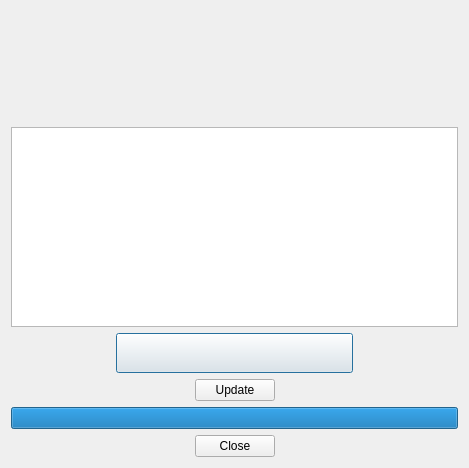
The window that forms/UpdatesDialog.ui (frontiersi/Cliniface) describes before a commit, drawn with Qt 5.
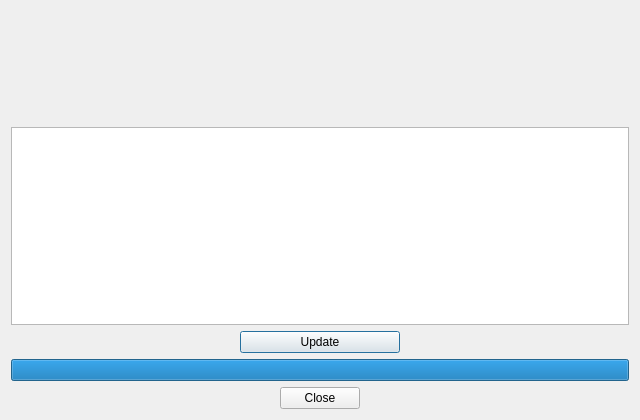
The same window after the commit. Icons and pictures are not drawn.

What changed in the file:
```diff
--- a/forms/UpdatesDialog.ui
+++ b/forms/UpdatesDialog.ui
@@ -6,8 +6,8 @@
    <rect>
     <x>0</x>
     <y>0</y>
-    <width>469</width>
-    <height>468</height>
+    <width>640</width>
+    <height>420</height>
    </rect>
   </property>
   <property name="sizePolicy">
@@ -18,16 +18,16 @@
   </property>
   <property name="minimumSize">
    <size>
-    <width>0</width>
+    <width>640</width>
     <height>0</height>
    </size>
   </property>
   <property name="windowTitle">
    <string>Cliniface | Updates</string>
   </property>
-  <layout class="QVBoxLayout" name="verticalLayout" stretch="0,1,0,0,0,0">
+  <layout class="QVBoxLayout" name="verticalLayout" stretch="0,1,0,0,0">
    <property name="sizeConstraint">
-    <enum>QLayout::SetDefaultConstraint</enum>
+    <enum>QLayout::SetMinimumSize</enum>
    </property>
    <item>
     <layout class="QHBoxLayout" name="horizontalLayout">
@@ -87,109 +87,16 @@
    <item>
     <widget class="QTextBrowser" name="updateDetails">
      <property name="sizePolicy">
-      <sizepolicy hsizetype="MinimumExpanding" vsizetype="MinimumExpanding">
+      <sizepolicy hsizetype="Expanding" vsizetype="Minimum">
        <horstretch>0</horstretch>
-       <verstretch>1</verstretch>
+       <verstretch>0</verstretch>
       </sizepolicy>
      </property>
-     <property name="minimumSize">
-      <size>
-       <width>0</width>
-       <height>0</height>
-      </size>
-     </property>
-     <property name="maximumSize">
-      <size>
-       <width>16777215</width>
-       <height>16777215</height>
-      </size>
-     </property>
-     <property name="contextMenuPolicy">
-      <enum>Qt::NoContextMenu</enum>
-     </property>
-     <property name="html">
-      <string>&lt;!DOCTYPE HTML PUBLIC &quot;-//W3C//DTD HTML 4.0//EN&quot; &quot;http://www.w3.org/TR/REC-html40/strict.dtd&quot;&gt;
-&lt;html&gt;&lt;head&gt;&lt;meta name=&quot;qrichtext&quot; content=&quot;1&quot; /&gt;&lt;style type=&quot;text/css&quot;&gt;
-p, li { white-space: pre-wrap; }
-&lt;/style&gt;&lt;/head&gt;&lt;body style=&quot; font-family:'Ubuntu'; font-size:10pt; font-weight:400; font-style:normal;&quot;&gt;
-&lt;p style=&quot;-qt-paragraph-type:empty; margin-top:0px; margin-bottom:0px; margin-left:0px; margin-right:0px; -qt-block-indent:0; text-indent:0px;&quot;&gt;&lt;br /&gt;&lt;/p&gt;&lt;/body&gt;&lt;/html&gt;</string>
-     </property>
      <property name="openExternalLinks">
       <bool>true</bool>
      </property>
     </widget>
    </item>
-   <item>
-    <layout class="QHBoxLayout" name="horizontalLayout_3">
-     <item>
-      <spacer name="horizontalSpacer_3">
-       <property name="orientation">
-        <enum>Qt::Horizontal</enum>
-       </property>
-       <property name="sizeHint" stdset="0">
-        <size>
-         <width>40</width>
-         <height>20</height>
-        </size>
-       </property>
-      </spacer>
-     </item>
-     <item>
-      <widget class="QPushButton" name="donateButton">
-       <property name="minimumSize">
-        <size>
-         <width>237</width>
-         <height>40</height>
-        </size>
-       </property>
-       <property name="maximumSize">
-        <size>
-         <width>237</width>
-         <height>40</height>
-        </size>
-       </property>
-       <property name="styleSheet">
-        <string notr="true">border-radius: 4px;
-border-color: beige;
-border-style:outset;
-border-width:2px;
-
-pressed{
-border-style:inset
-}
-
-</string>
-       </property>
-       <property name="text">
-        <string/>
-       </property>
-       <property name="icon">
-        <iconset resource="../resources.qrc">
-         <normaloff>:/icons/KO-FI</normaloff>:/icons/KO-FI</iconset>
-       </property>
-       <property name="iconSize">
-        <size>
-         <width>237</width>
-         <height>40</height>
-        </size>
-       </property>
-      </widget>
-     </item>
-     <item>
-      <spacer name="horizontalSpacer_4">
-       <property name="orientation">
-        <enum>Qt::Horizontal</enum>
-       </property>
-       <property name="sizeHint" stdset="0">
-        <size>
-         <width>40</width>
-         <height>20</height>
-        </size>
-       </property>
-      </spacer>
-     </item>
-    </layout>
-   </item>
    <item>
     <layout class="QHBoxLayout" name="horizontalLayout_2">
      <item>
@@ -207,6 +114,12 @@
      </item>
      <item>
       <widget class="QPushButton" name="updateButton">
+       <property name="minimumSize">
+        <size>
+         <width>160</width>
+         <height>0</height>
+        </size>
+       </property>
        <property name="text">
         <string>Update</string>
        </property>
```
Left out of the diff: 2 changed lines with no effect on the pictures.
